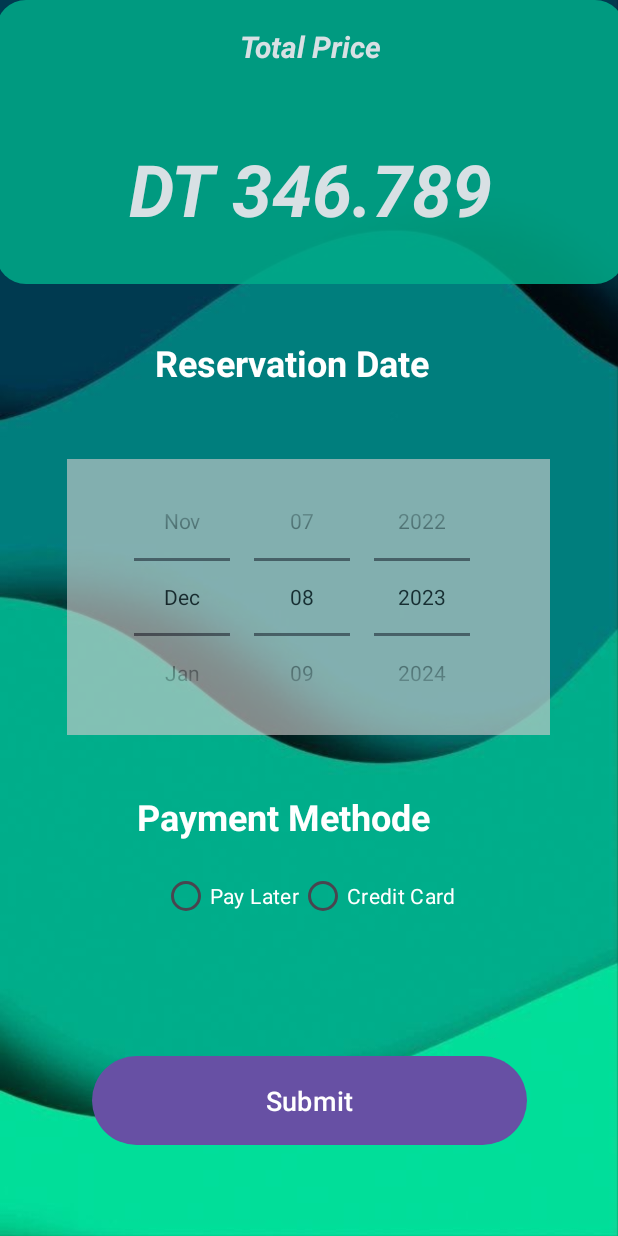
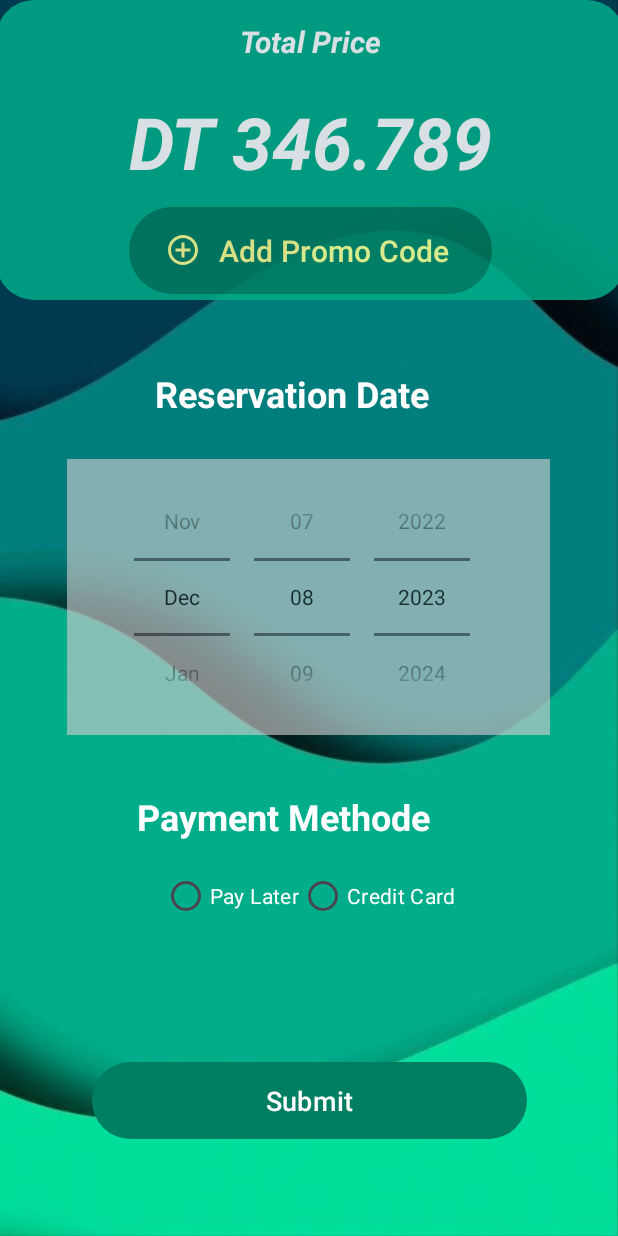
Before and after one commit to RaedKharrat/VelouAndroid, an Android app: the screen it shows after launch (MainActivity), on a phone screen of 412 x 824 dp. Run offline under Robolectric (Android 15) with nearby library versions, the light colour scheme and no system bars.

Commit message:
full Ui + consomation

```diff
--- a/app/build.gradle
+++ b/app/build.gradle
@@ -33,7 +33,6 @@ android {
 }
 
 dependencies {
-
     implementation 'androidx.core:core-ktx:1.8.0'
     implementation 'androidx.appcompat:appcompat:1.6.1'
     implementation 'com.google.android.material:material:1.5.0'
@@ -42,8 +41,11 @@ dependencies {
     androidTestImplementation 'androidx.test.ext:junit:1.1.5'
     androidTestImplementation 'androidx.test.espresso:espresso-core:3.5.1'
 
+    // Lifecycle components with Kotlin extensions
+    implementation "androidx.lifecycle:lifecycle-viewmodel-ktx:2.5.1"
+    implementation "androidx.lifecycle:lifecycle-livedata-ktx:2.5.1"
 
-    implementation "androidx.lifecycle:lifecycle-viewmodel:2.3.1"
+    // Retrofit dependencies
     implementation "com.squareup.retrofit2:retrofit:2.9.0"
     implementation "com.squareup.retrofit2:converter-gson:2.9.0"
     implementation "com.squareup.okhttp3:okhttp:4.9.1"
--- a/app/src/main/AndroidManifest.xml
+++ b/app/src/main/AndroidManifest.xml
@@ -42,6 +42,12 @@
         </activity>
 
         <activity
+            android:name=".UI.PromocodeActivity"
+            android:exported="true">
+            <!-- Add any additional intent filters or configuration for ValidActivity here if needed -->
+        </activity>
+
+        <activity
             android:name=".UI.CardActivity"
             android:exported="true">
             <!-- Add any additional intent filters or configuration for ValidActivity here if needed -->
--- /dev/null
+++ b/app/src/main/res/drawable/baseline_add_circle_outline_24.xml
@@ -0,0 +1,5 @@
+<vector android:height="24dp" android:tint="#FFFF8F"
+    android:viewportHeight="24" android:viewportWidth="24"
+    android:width="24dp" xmlns:android="http://schemas.android.com/apk/res/android">
+    <path android:fillColor="@android:color/white" android:pathData="M13,7h-2v4L7,11v2h4v4h2v-4h4v-2h-4L13,7zM12,2C6.48,2 2,6.48 2,12s4.48,10 10,10 10,-4.48 10,-10S17.52,2 12,2zM12,20c-4.41,0 -8,-3.59 -8,-8s3.59,-8 8,-8 8,3.59 8,8 -3.59,8 -8,8z"/>
+</vector>
--- a/app/src/main/res/drawable/rounded_frame_background.xml
+++ b/app/src/main/res/drawable/rounded_frame_background.xml
@@ -1,4 +1,4 @@
 <shape xmlns:android="http://schemas.android.com/apk/res/android">
     <solid android:color="#FF00AC89" />
-    <corners android:radius="20dp" />
+    <corners android:radius="25dp" />
 </shape>
--- a/app/src/main/res/layout/failpayment.xml
+++ b/app/src/main/res/layout/failpayment.xml
@@ -21,7 +21,7 @@
         app:layout_constraintHorizontal_bias="0.498"
         app:layout_constraintStart_toStartOf="parent"
         app:layout_constraintTop_toTopOf="parent"
-        app:layout_constraintVertical_bias="0.193" />
+        app:layout_constraintVertical_bias="0.196" />
 
     <androidx.constraintlayout.widget.Guideline
         android:id="@+id/guideline"
@@ -64,11 +64,11 @@
         android:layout_width="290dp"
         android:layout_height="59dp"
         android:alpha="0.8"
-        android:background="@drawable/rounded_button_background"
         android:text="Try again !"
         android:textColor="#FFFFFF"
         android:textColorHint="#FFFFFF"
         android:textSize="18sp"
+        app:backgroundTint="#007E61"
         app:layout_constraintBottom_toBottomOf="parent"
         app:layout_constraintEnd_toEndOf="parent"
         app:layout_constraintHorizontal_bias="0.495"
@@ -97,11 +97,11 @@
         android:layout_width="290dp"
         android:layout_height="59dp"
         android:alpha="0.8"
-        android:background="@drawable/rounded_button_background"
         android:text="Back To Market place"
         android:textColor="#FFFFFF"
         android:textColorHint="#FFFFFF"
         android:textSize="18sp"
+        app:backgroundTint="#007E61"
         app:layout_constraintBottom_toBottomOf="parent"
         app:layout_constraintEnd_toEndOf="parent"
         app:layout_constraintHorizontal_bias="0.495"
--- a/app/src/main/res/layout/paylaterview.xml
+++ b/app/src/main/res/layout/paylaterview.xml
@@ -64,11 +64,11 @@
         android:layout_width="290dp"
         android:layout_height="59dp"
         android:alpha="0.8"
-        android:background="@drawable/rounded_button_background"
         android:text="Chat your guest NOW !!"
         android:textColor="#FFFFFF"
         android:textColorHint="#FFFFFF"
         android:textSize="18sp"
+        app:backgroundTint="#007E61"
         app:layout_constraintBottom_toBottomOf="parent"
         app:layout_constraintEnd_toEndOf="parent"
         app:layout_constraintHorizontal_bias="0.495"
--- a/app/src/main/res/layout/reservationpage.xml
+++ b/app/src/main/res/layout/reservationpage.xml
@@ -9,7 +9,7 @@
     <FrameLayout
         android:id="@+id/rectangleBackground"
         android:layout_width="419dp"
-        android:layout_height="189dp"
+        android:layout_height="200dp"
         android:alpha="0.85"
         android:background="@drawable/rounded_frame_background"
         app:layout_constraintBottom_toTopOf="@+id/textView4"
@@ -29,7 +29,7 @@
             <TextView
                 android:id="@+id/totalPriceTextView"
                 android:layout_width="match_parent"
-                android:layout_height="0dp"
+                android:layout_height="42dp"
                 android:layout_weight="1"
                 android:gravity="center"
                 android:text="Total Price"
@@ -50,10 +50,33 @@
 
             <!-- Second TextView -->
 
+
+            <RelativeLayout
+                android:layout_width="match_parent"
+                android:layout_height="wrap_content">
+
+                <Button
+                    android:id="@+id/promocodeButton"
+                    android:layout_width="242dp"
+                    android:layout_height="66dp"
+                    android:layout_centerHorizontal="true"
+                    android:layout_marginStart="67dp"
+                    android:layout_marginEnd="-309dp"
+                    android:drawableLeft="@drawable/baseline_add_circle_outline_24"
+                    android:gravity="center"
+                    android:text="Add Promo Code"
+                    android:textColor="#FFFF8F"
+                    android:textSize="20sp"
+                    app:backgroundTint="#007E61"
+                    app:layout_constraintBottom_toBottomOf="parent"
+                    app:layout_constraintTop_toTopOf="parent"
+                    app:layout_constraintVertical_bias="0.921" />
+            </RelativeLayout>
+
+
         </LinearLayout>
 
     </FrameLayout>
-
 
 
     <TextView
@@ -69,7 +92,7 @@
         app:layout_constraintEnd_toEndOf="parent"
         app:layout_constraintStart_toStartOf="parent"
         app:layout_constraintTop_toTopOf="parent"
-        app:layout_constraintVertical_bias="0.284" />
+        app:layout_constraintVertical_bias="0.31" />
 
     <TextView
         android:id="@+id/textView5"
@@ -131,10 +154,10 @@
         android:id="@+id/submitButton"
         android:layout_width="290dp"
         android:layout_height="59dp"
-        android:background="@drawable/rounded_button_background"
         android:text="Submit"
         android:textColor="#FFFFFF"
         android:textSize="18sp"
+        app:backgroundTint="#007E61"
         app:layout_constraintBottom_toBottomOf="parent"
         app:layout_constraintEnd_toEndOf="parent"
         app:layout_constraintStart_toStartOf="parent"
--- a/app/src/main/res/layout/validepayment.xml
+++ b/app/src/main/res/layout/validepayment.xml
@@ -63,11 +63,11 @@
         android:layout_width="290dp"
         android:layout_height="59dp"
         android:alpha="0.8"
-        android:background="@drawable/rounded_button_background"
         android:text="Start Now !"
         android:textColor="#FFFFFF"
         android:textColorHint="#FFFFFF"
         android:textSize="18sp"
+        app:backgroundTint="#007E61"
         app:layout_constraintBottom_toBottomOf="parent"
         app:layout_constraintEnd_toEndOf="parent"
         app:layout_constraintHorizontal_bias="0.495"
```
Also changed, not shown: app/src/main/java/tn/esprit/veloureservation/UI/CardActivity.kt (+76 -1 lines), app/src/main/java/tn/esprit/veloureservation/UI/MainActivity.kt (+24 -18 lines), app/src/main/java/tn/esprit/veloureservation/UI/PromocodeActivity.kt (added, +12 -0 lines), app/src/main/res/layout/addcard.xml (+16 -11 lines), app/src/main/res/layout/codepromo.xml (added, +72 -0 lines), app/src/main/res/drawable/cartaa.png (added), app/src/main/res/drawable/promo.png (added), app/src/main/res/drawable/promoo.png (added), 1 other file.
